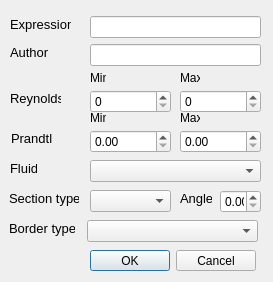
Old version of the form addcorrelation.ui in the repository ateixeira0163/PCHE.
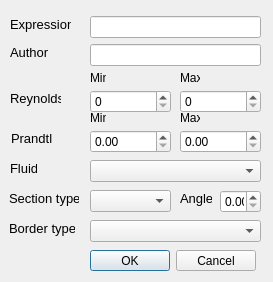
New version of the form.

Commit message: - MessageBox to addcorrelation.cpp was added - Combo box in addCorrelation is now editable - Fixed the save in .csv format - loadCorrelations added to mainwindow.cpp 	- It creates the object based on the .csv - Next: Compare the input values to correlation in order to match, i.e. "" == NULL - Next: Refine the comparison - Add functions (get,set) to Correlation if needed - Add results of comparison to the GUI

The edit to the form file:
```diff
--- a/addcorrelation.ui
+++ b/addcorrelation.ui
@@ -234,7 +234,7 @@
   <widget class="QComboBox" name="borderBox">
    <property name="geometry">
     <rect>
-     <x>87</x>
+     <x>90</x>
      <y>220</y>
      <width>171</width>
      <height>22</height>
```
Left out of the diff: 12 changed lines with no effect on the pictures. The commit also changes 6 other files.
